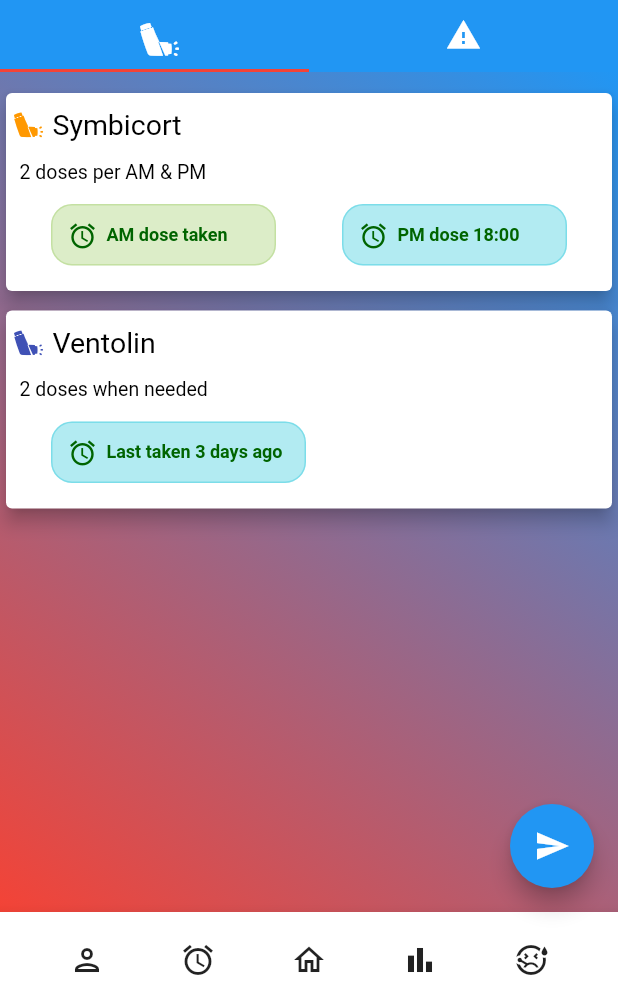
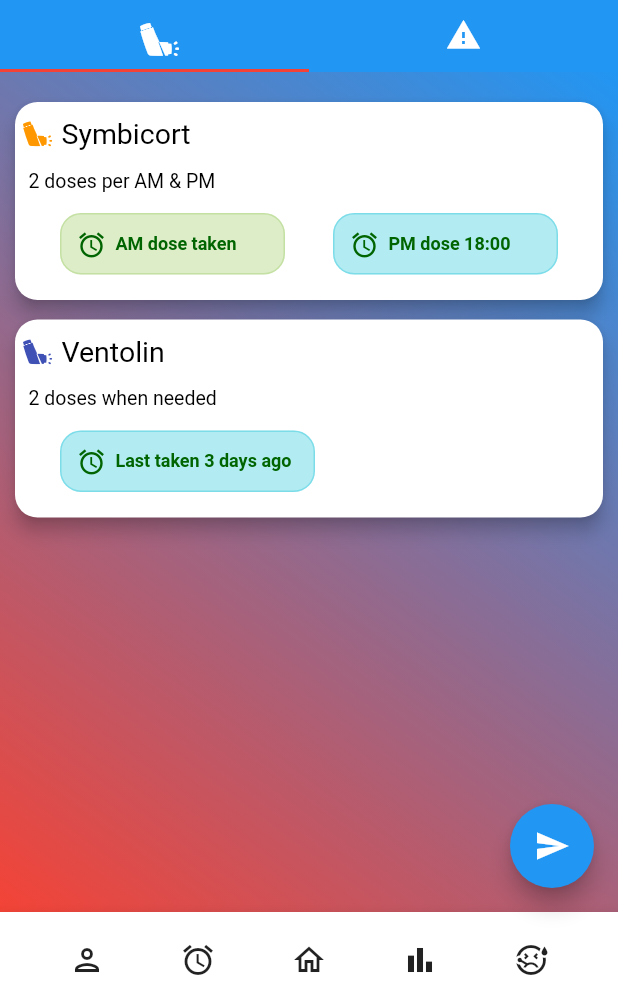
Before and after one commit to hannak24/RespiTrack, a Flutter app: the screen it shows after launch, on a phone screen of 412 x 824 dp, the part 228-1236 px from its top. Run offline on Flutter 3.47's test engine with Material 2 defaults, Android fonts, the phone set to English and light mode, and no system bars; our stand-ins replace charts_flutter, pie_chart, syncfusion_flutter_datepicker; network calls fail.

Commit message:
added little ui changes

```diff
--- a/lib/main.dart
+++ b/lib/main.dart
@@ -2040,7 +2040,9 @@ class _SliverAppBarExampleState extends State<SliverAppBarExample> {
                 // FIRST TabBarView
                 CustomScrollView(
                   slivers: [
-                    SliverList(
+                    SliverPadding(
+                        padding: EdgeInsets.all(6.0),
+                        sliver: SliverList(
                           delegate: SliverChildListDelegate(
                             [
                               SizedBox(
@@ -2048,7 +2050,11 @@ class _SliverAppBarExampleState extends State<SliverAppBarExample> {
                               ), //space
                               SizedBox(
                                 height: 140.0,
+
                                 child: Card(
+                                    shape: RoundedRectangleBorder(
+                                      borderRadius: BorderRadius.circular(15.0),
+                                    ),
                                     elevation: 5,
                                     color: Colors.white,
                                     child: Column(
@@ -2142,6 +2148,9 @@ class _SliverAppBarExampleState extends State<SliverAppBarExample> {
                               SizedBox(
                                 height: 140.0,
                                 child: Card(
+                                    shape: RoundedRectangleBorder(
+                                      borderRadius: BorderRadius.circular(15.0),
+                                    ),
                                     elevation: 5,
                                     color: Colors.white,
                                     child: Column(
@@ -2208,13 +2217,17 @@ class _SliverAppBarExampleState extends State<SliverAppBarExample> {
                             ],
                           ),
                         ),
+                    )
+
                   ],
                 ),
 
                 // SECOND TabBarView
                 CustomScrollView(
                   slivers: [
-                    SliverList(
+                    SliverPadding(
+                        padding: EdgeInsets.all(6.0),
+                        sliver: SliverList(
                           delegate: SliverChildListDelegate(
                             [
                               SizedBox(
@@ -2223,6 +2236,9 @@ class _SliverAppBarExampleState extends State<SliverAppBarExample> {
                               SizedBox(
                                 height: 60.0,
                                 child: Card(
+                                    shape: RoundedRectangleBorder(
+                                      borderRadius: BorderRadius.circular(15.0),
+                                    ),
                                     elevation: 5,
                                     color: Colors.white,
                                     child: Column(
@@ -2252,6 +2268,9 @@ class _SliverAppBarExampleState extends State<SliverAppBarExample> {
                               SizedBox(
                                 height: 60.0,
                                 child: Card(
+                                    shape: RoundedRectangleBorder(
+                                      borderRadius: BorderRadius.circular(15.0),
+                                    ),
                                     elevation: 5,
                                     color: Colors.white,
                                     child: Column(
@@ -2281,6 +2300,9 @@ class _SliverAppBarExampleState extends State<SliverAppBarExample> {
                               SizedBox(
                                 height: 60.0,
                                 child: Card(
+                                    shape: RoundedRectangleBorder(
+                                      borderRadius: BorderRadius.circular(15.0),
+                                    ),
                                     elevation: 5,
                                     color: Colors.white,
                                     child: Column(
@@ -2310,6 +2332,9 @@ class _SliverAppBarExampleState extends State<SliverAppBarExample> {
                               SizedBox(
                                 height: 100.0,
                                 child: Card(
+                                    shape: RoundedRectangleBorder(
+                                      borderRadius: BorderRadius.circular(15.0),
+                                    ),
                                     elevation: 5,
                                     color: Colors.white,
                                     child: Column(
@@ -2350,6 +2375,7 @@ class _SliverAppBarExampleState extends State<SliverAppBarExample> {
                             ],
                           ),
                         ),
+                    )
                   ],
                 ),
               ],
```
Lines whose indentation alone changed are shown as unchanged.
